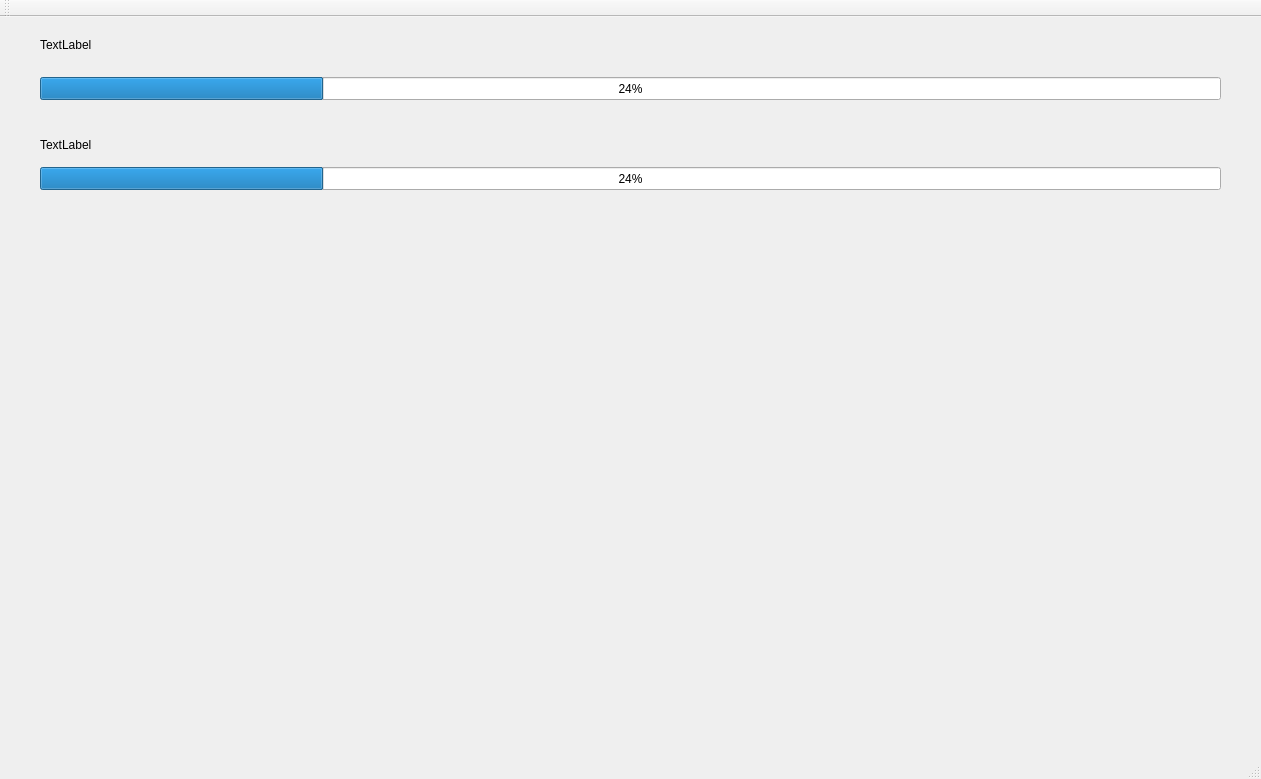
This is mainwindow.ui in ar1m4n/DontLie as Qt 5 draws it before an edit. The edited form follows.
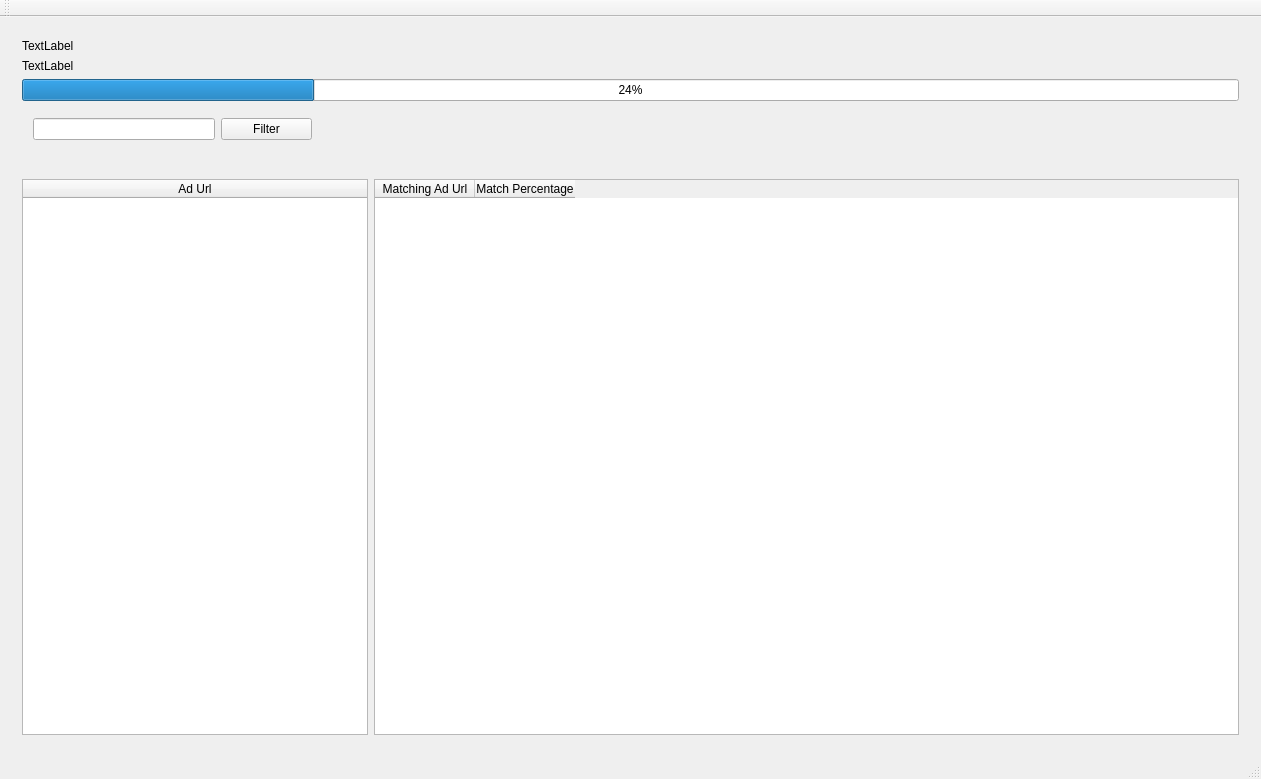
This is the edited form.

```diff
--- a/mainwindow.ui
+++ b/mainwindow.ui
@@ -14,70 +14,104 @@
    <string>MainWindow</string>
   </property>
   <widget class="QWidget" name="centralWidget">
-   <widget class="QProgressBar" name="pageProgressBar">
-    <property name="geometry">
-     <rect>
-      <x>40</x>
-      <y>60</y>
-      <width>1181</width>
-      <height>23</height>
-     </rect>
-    </property>
-    <property name="value">
-     <number>24</number>
-    </property>
-   </widget>
-   <widget class="QProgressBar" name="adProgeresBar">
-    <property name="geometry">
-     <rect>
-      <x>40</x>
-      <y>150</y>
-      <width>1181</width>
-      <height>23</height>
-     </rect>
-    </property>
-    <property name="value">
-     <number>24</number>
-    </property>
-   </widget>
-   <widget class="QLabel" name="pageLabel">
-    <property name="geometry">
-     <rect>
-      <x>40</x>
-      <y>20</y>
-      <width>61</width>
-      <height>15</height>
-     </rect>
-    </property>
-    <property name="sizePolicy">
-     <sizepolicy hsizetype="Expanding" vsizetype="Preferred">
-      <horstretch>0</horstretch>
-      <verstretch>0</verstretch>
-     </sizepolicy>
-    </property>
-    <property name="text">
-     <string>TextLabel</string>
-    </property>
-   </widget>
-   <widget class="QLabel" name="adLabel">
-    <property name="geometry">
-     <rect>
-      <x>40</x>
-      <y>120</y>
-      <width>61</width>
-      <height>15</height>
-     </rect>
-    </property>
-    <property name="sizePolicy">
-     <sizepolicy hsizetype="MinimumExpanding" vsizetype="Preferred">
-      <horstretch>0</horstretch>
-      <verstretch>0</verstretch>
-     </sizepolicy>
-    </property>
-    <property name="text">
-     <string>TextLabel</string>
-    </property>
-   </widget>
+   <layout class="QVBoxLayout" name="verticalLayout" stretch="1,5">
+    <item>
+     <widget class="QWidget" name="widget" native="true">
+      <layout class="QVBoxLayout" name="verticalLayout_2" stretch="2,2,2,1">
+       <item>
+        <widget class="QLabel" name="adLabel">
+         <property name="sizePolicy">
+          <sizepolicy hsizetype="MinimumExpanding" vsizetype="Preferred">
+           <horstretch>0</horstretch>
+           <verstretch>0</verstretch>
+          </sizepolicy>
+         </property>
+         <property name="text">
+          <string>TextLabel</string>
+         </property>
+        </widget>
+       </item>
+       <item>
+        <widget class="QLabel" name="pageLabel">
+         <property name="sizePolicy">
+          <sizepolicy hsizetype="Expanding" vsizetype="Preferred">
+           <horstretch>0</horstretch>
+           <verstretch>0</verstretch>
+          </sizepolicy>
+         </property>
+         <property name="text">
+          <string>TextLabel</string>
+         </property>
+        </widget>
+       </item>
+       <item>
+        <widget class="QProgressBar" name="adProgeresBar">
+         <property name="value">
+          <number>24</number>
+         </property>
+        </widget>
+       </item>
+       <item>
+        <widget class="QWidget" name="widget_3" native="true">
+         <layout class="QHBoxLayout" name="horizontalLayout_2" stretch="2,1,10">
+          <item>
+           <widget class="QLineEdit" name="lineEdit"/>
+          </item>
+          <item>
+           <widget class="QPushButton" name="pushButton">
+            <property name="text">
+             <string>Filter</string>
+            </property>
+           </widget>
+          </item>
+          <item>
+           <widget class="QWidget" name="widget_4" native="true"/>
+          </item>
+         </layout>
+        </widget>
+       </item>
+      </layout>
+     </widget>
+    </item>
+    <item>
+     <widget class="QWidget" name="widget_2" native="true">
+      <layout class="QHBoxLayout" name="horizontalLayout" stretch="2,5">
+       <item>
+        <widget class="QTableWidget" name="tableWidget_2">
+         <attribute name="horizontalHeaderStretchLastSection">
+          <bool>true</bool>
+         </attribute>
+         <column>
+          <property name="text">
+           <string>Ad Url</string>
+          </property>
+         </column>
+        </widget>
+       </item>
+       <item>
+        <widget class="QTableWidget" name="tableWidget">
+         <property name="sortingEnabled">
+          <bool>true</bool>
+         </property>
+         <attribute name="horizontalHeaderStretchLastSection">
+          <bool>false</bool>
+         </attribute>
+         <column>
+          <property name="text">
+           <string>Matching Ad Url</string>
+          </property>
+         </column>
+         <column>
+          <property name="text">
+           <string>Match Percentage</string>
+          </property>
+         </column>
+        </widget>
+       </item>
+      </layout>
+     </widget>
+    </item>
+   </layout>
   </widget>
   <widget class="QMenuBar" name="menuBar">
    <property name="geometry">
```
